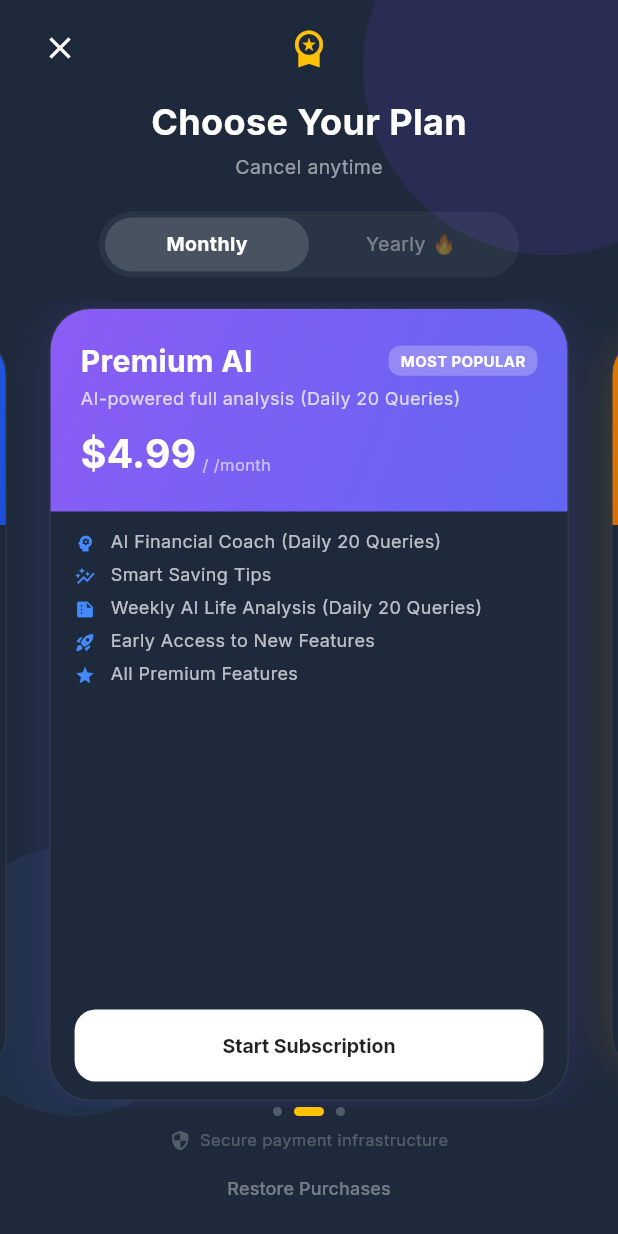
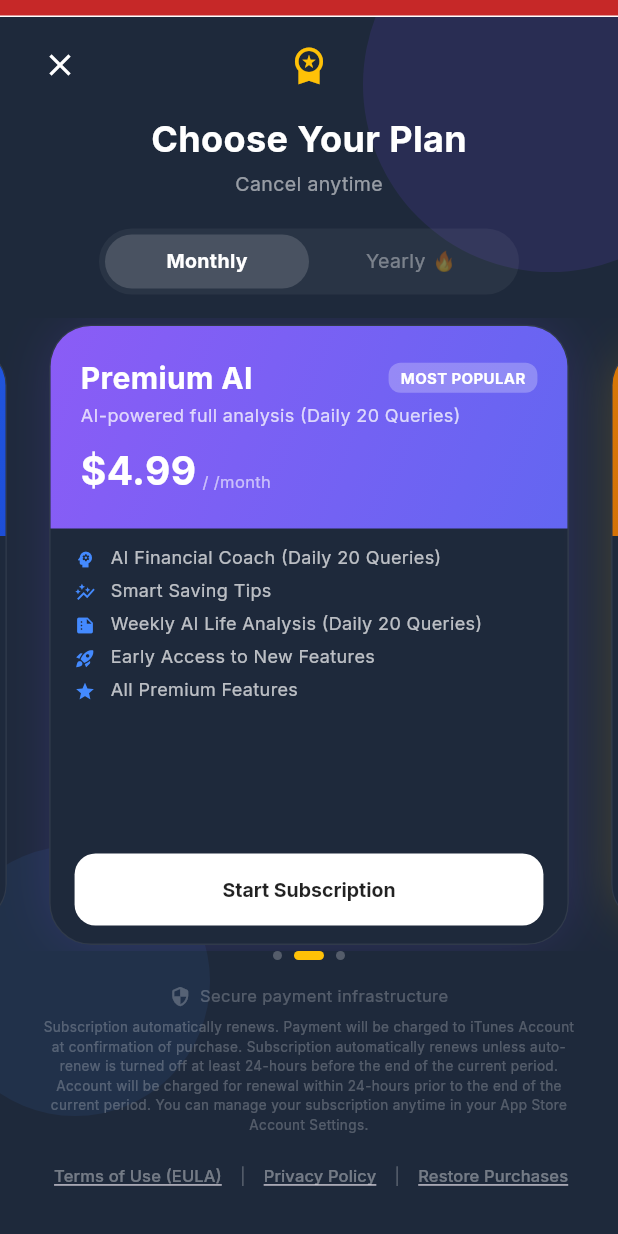
Before and after one commit to seyfullahejderha0-png/Parametra, a Flutter app: the SubscriptionScreen screen opened directly, on a phone screen of 412 x 824 dp. Run offline on Flutter 3.47's test engine with Material 3 defaults, Android fonts, the phone set to English and light mode, and no system bars; our stand-ins replace cloud_firestore, firebase_auth, firebase_core, firebase_storage, fl_chart, flutter_local_notifications and 12 more; missing offline and left inert: home_widget, onesignal_flutter, purchases_flutter; accounts and stored records are empty.

Commit message:
Fix Apple review rejection issues: remove HealthKit, resolve Apple Sign-In name requirement, and add EULA/Privacy Policy to paywall

```diff
--- a/lib/app.dart
+++ b/lib/app.dart
@@ -26,6 +26,7 @@
       final user = next.value;
       if (user != null) {
         ref.read(profileServiceProvider).recordUserActivity();
+        ref.read(profileServiceProvider).initializeProfileIfNeeded(user);
       }
     });
 
--- a/lib/features/subscription/screens/subscription_screen.dart
+++ b/lib/features/subscription/screens/subscription_screen.dart
@@ -7,6 +7,7 @@
 import '../services/subscription_service.dart';
 import '../services/iap_service.dart';
 import '../../../core/utils/ui_helpers.dart';
+import 'package:url_launcher/url_launcher.dart';
 
 class SubscriptionScreen extends ConsumerStatefulWidget {
   const SubscriptionScreen({super.key});
@@ -407,7 +408,10 @@
   }
 
   Widget _buildFooter() {
-    return Column(
+    final isTr = Localizations.localeOf(context).languageCode == 'tr';
+    return Padding(
+      padding: const EdgeInsets.symmetric(horizontal: 24, vertical: 8),
+      child: Column(
         children: [
           Row(
             mainAxisAlignment: MainAxisAlignment.center,
@@ -417,11 +421,36 @@
               Text(context.l10n('secure_payment_msg'), style: const TextStyle(color: Colors.white24, fontSize: 11)),
             ],
           ),
+          const SizedBox(height: 6),
+          Text(
+            isTr
+                ? 'Abonelik otomatik olarak yenilenir. Satın alma onaylandığında ödeme iTunes Hesabınızdan tahsil edilecektir. Abonelik, cari dönemin bitiminden en az 24 saat önce otomatik yenileme kapatılmadığı sürece otomatik olarak yenilenir. Cari dönemin sonundan 24 saat önce yenileme ücreti hesabınızdan tahsil edilecektir. Aboneliğinizi istediğiniz zaman App Store Hesap Ayarlarınızdan yönetebilirsiniz.'
+                : 'Subscription automatically renews. Payment will be charged to iTunes Account at confirmation of purchase. Subscription automatically renews unless auto-renew is turned off at least 24-hours before the end of the current period. Account will be charged for renewal within 24-hours prior to the end of the current period. You can manage your subscription anytime in your App Store Account Settings.',
+            style: const TextStyle(color: Colors.white24, fontSize: 9),
+            textAlign: TextAlign.center,
+          ),
+          const SizedBox(height: 4),
+          Row(
+            mainAxisAlignment: MainAxisAlignment.center,
+            children: [
+              TextButton(
+                onPressed: () => launchUrl(Uri.parse('https://www.apple.com/legal/internet-services/itunes/dev/stdeula/')),
+                child: Text(isTr ? 'Kullanım Koşulları (EULA)' : 'Terms of Use (EULA)', style: const TextStyle(color: Colors.white38, fontSize: 11, decoration: TextDecoration.underline)),
+              ),
+              const Text('|', style: TextStyle(color: Colors.white24, fontSize: 11)),
+              TextButton(
+                onPressed: () => launchUrl(Uri.parse('https://parametra.ai/privacy')),
+                child: Text(isTr ? 'Gizlilik Politikası' : 'Privacy Policy', style: const TextStyle(color: Colors.white38, fontSize: 11, decoration: TextDecoration.underline)),
+              ),
+              const Text('|', style: TextStyle(color: Colors.white24, fontSize: 11)),
               TextButton(
                 onPressed: _restorePurchases,
-          child: Text(context.l10n('restore_purchases'), style: const TextStyle(color: Colors.white38, fontSize: 12)),
+                child: Text(context.l10n('restore_purchases'), style: const TextStyle(color: Colors.white38, fontSize: 11, decoration: TextDecoration.underline)),
               ),
             ],
+          ),
+        ],
+      ),
     );
   }
 
--- a/pubspec.yaml
+++ b/pubspec.yaml
@@ -63,7 +63,6 @@
   flutter_local_notifications: ^17.2.2
   timezone: ^0.9.4
   purchases_flutter: ^8.2.0
-  health: ^13.3.1
 
 dev_dependencies:
   flutter_test:
```
Also changed, not shown: lib/core/services/external_health_service.dart (+5 -62 lines), lib/features/auth/services/auth_service.dart (+10 -1 lines), lib/features/profile/services/profile_service.dart (+28 -1 lines), pubspec.lock, 2 other files. Lines whose indentation alone changed are shown as unchanged.
